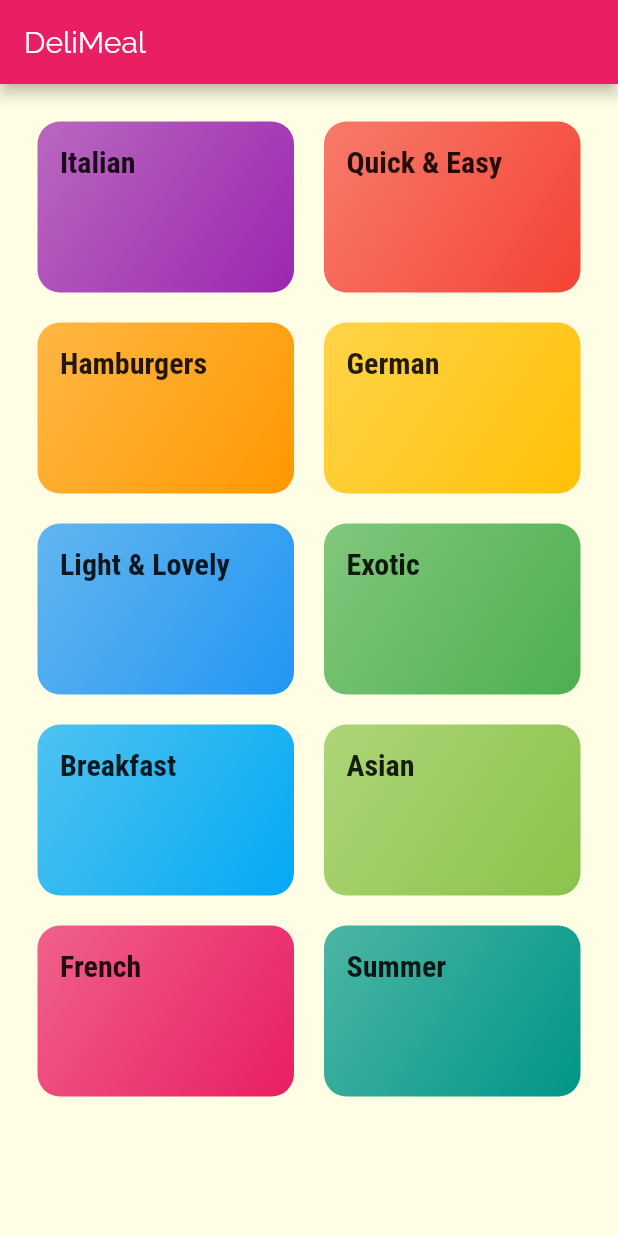
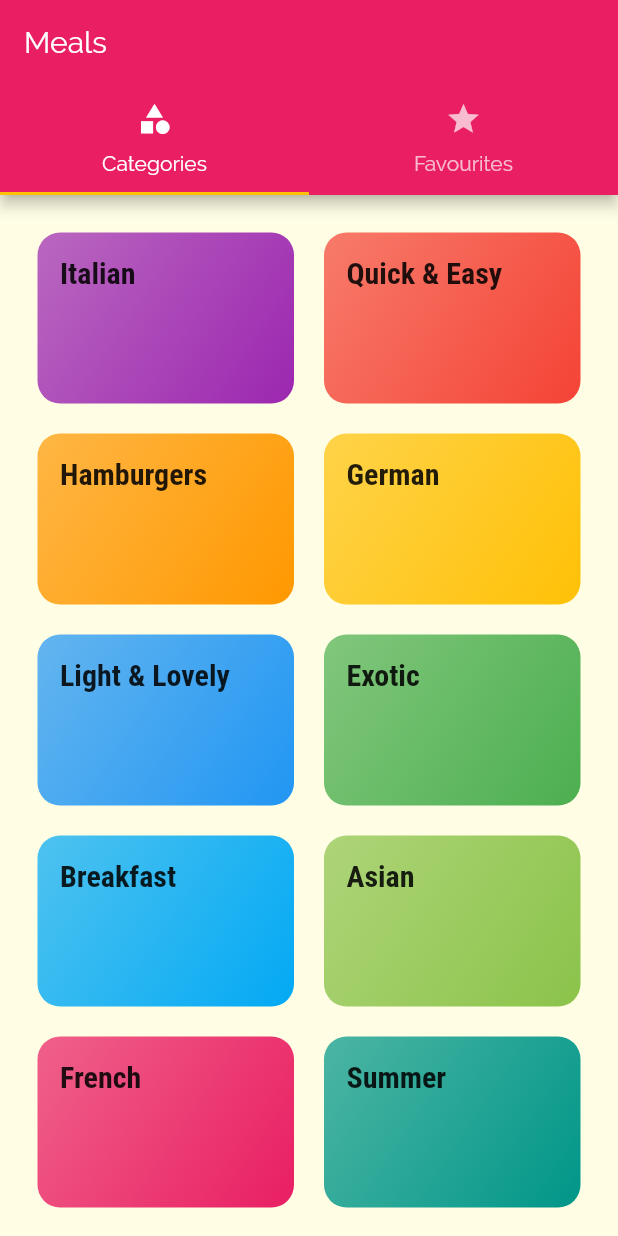
Before and after one commit to simran1901/DeliMeals, a Flutter app: the screen it shows after launch, on a phone screen of 412 x 824 dp. Run offline on Flutter 3.47's test engine with Material 2 defaults, Android fonts, the phone set to English and light mode, and no system bars.

Commit message:
working on tabs

```diff
--- a/lib/main.dart
+++ b/lib/main.dart
@@ -3,6 +3,7 @@ import 'package:flutter/material.dart';
 import './screens/category_meals_screen.dart';
 import './screens/categories_screen.dart';
 import './screens/meal_detail_screen.dart';
+import 'screens/tabs_screen0.dart';
 
 void main() => runApp(MyApp());
 
@@ -32,7 +33,7 @@ class MyApp extends StatelessWidget {
       // home: CategoriesScreen(),
       initialRoute: '/',
       routes: {
-        '/': (ctx) => CategoriesScreen(),
+        '/': (ctx) => TabsScreen(),
         CategoryMealsScreen.routeName: (ctx) => CategoryMealsScreen(),
         MealDetailScreen.routeName: (ctx) => MealDetailScreen(),
       },
--- a/lib/screens/categories_screen.dart
+++ b/lib/screens/categories_screen.dart
@@ -6,11 +6,7 @@ import '../widgets/category_item.dart';
 class CategoriesScreen extends StatelessWidget {
   @override
   Widget build(BuildContext context) {
-    return Scaffold(
-      appBar: AppBar(
-        title: const Text('DeliMeal'),
-      ),
-      body: GridView(
+    return GridView(
       padding: const EdgeInsets.all(25),
       children: DUMMY_CATEGORIES
           .map(
@@ -27,7 +23,6 @@ class CategoriesScreen extends StatelessWidget {
         crossAxisSpacing: 20,
         mainAxisSpacing: 20,
       ),
-      ),
     );
   }
 }
--- /dev/null
+++ b/lib/screens/tabs_screen.dart
@@ -0,0 +1,52 @@
+import 'package:flutter/material.dart';
+import 'categories_screen.dart';
+import 'favourites_screen.dart';
+
+class TabsScreen extends StatefulWidget {
+  @override
+  _TabsScreenState createState() => _TabsScreenState();
+}
+
+class _TabsScreenState extends State<TabsScreen> {
+  final List<Widget> _pages = [
+    CategoriesScreen(),
+    FavouritesScreen(),
+  ];
+  int _selectedPageIndex = 0;
+
+  void _selectPage(int index) {
+    setState(() {
+      _selectedPageIndex = index;
+    });
+  }
+
+  @override
+  Widget build(BuildContext context) {
+    return Scaffold(
+      appBar: AppBar(
+        title: Text('Meals'),
+      ),
+      body: _pages[_selectedPageIndex],
+      bottomNavigationBar: BottomNavigationBar(
+        onTap: _selectPage,
+        backgroundColor: Theme.of(context).primaryColor,
+        unselectedItemColor: Colors.white,
+        selectedItemColor: Theme.of(context).accentColor,
+        type: BottomNavigationBarType.shifting,
+        currentIndex: _selectedPageIndex,
+        items: [
+          BottomNavigationBarItem(
+            backgroundColor: Theme.of(context).primaryColor,
+            icon: Icon(Icons.category),
+            title: Text('Categories'),
+          ),
+          BottomNavigationBarItem(
+            backgroundColor: Theme.of(context).primaryColor,
+            icon: Icon(Icons.star),
+            title: Text('Favourites'),
+          ),
+        ],
+      ),
+    );
+  }
+}
--- /dev/null
+++ b/lib/screens/tabs_screen0.dart
@@ -0,0 +1,39 @@
+import 'package:flutter/material.dart';
+import 'categories_screen.dart';
+import 'favourites_screen.dart';
+class TabsScreen extends StatefulWidget {
+  @override
+  _TabsScreenState createState() => _TabsScreenState();
+}
+
+class _TabsScreenState extends State<TabsScreen> {
+  @override
+  Widget build(BuildContext context) {
+    return DefaultTabController(
+      length: 2,
+      child: Scaffold(
+        appBar: AppBar(
+          title: Text('Meals'),
+          bottom: TabBar(
+            tabs: <Widget>[
+              Tab(
+                icon: Icon(
+                  Icons.category,
+                ),
+                text: 'Categories',
+              ),
+              Tab(
+                icon: Icon(Icons.star,),
+                text: 'Favourites',
+              ),
+            ],
+          ),
+        ),
+        body: TabBarView(children: <Widget>[
+          CategoriesScreen(),
+          FavouritesScreen(),
+        ],),
+      ),
+    );
+  }
+}
```
Also changed, not shown: lib/screens/favourites_screen.dart (added, +10 -0 lines). Lines whose indentation alone changed are shown as unchanged.
